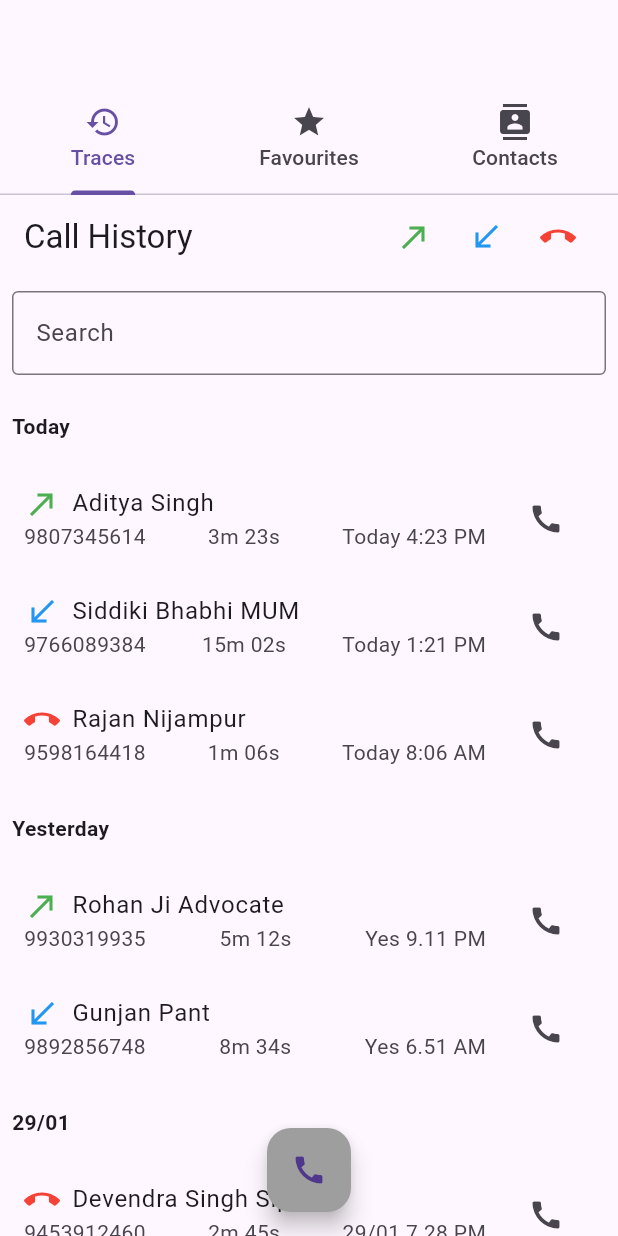
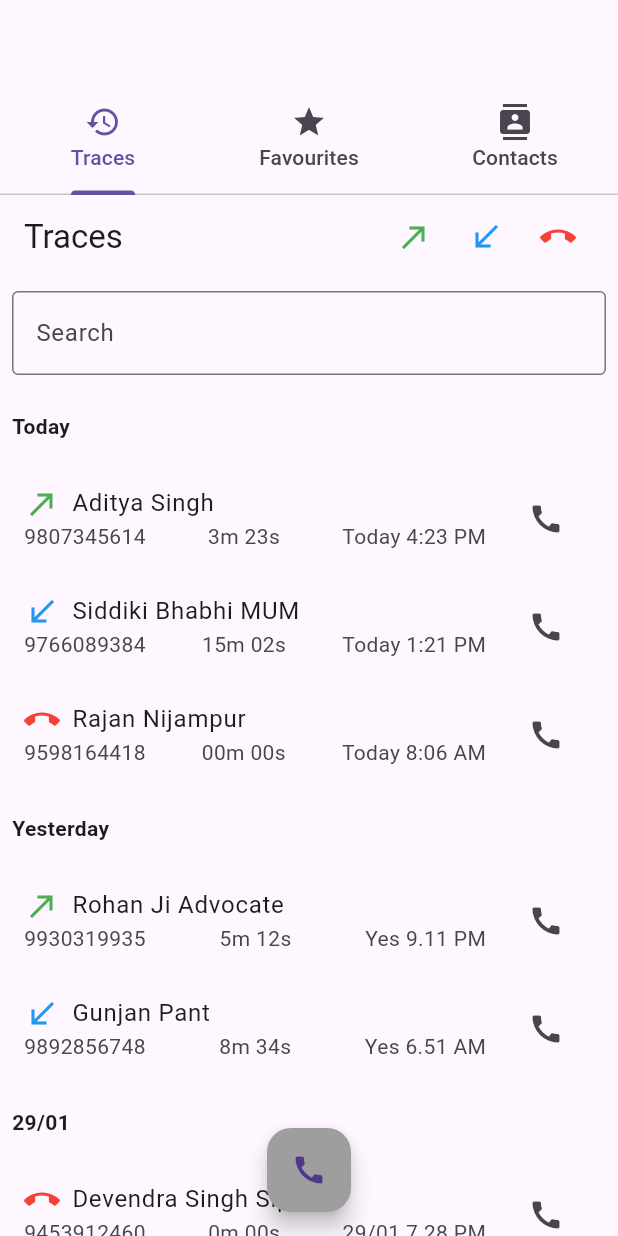
Before and after one commit to srujanbasava/callerapp, a Flutter app: the screen it shows after launch, on a phone screen of 412 x 824 dp. Run offline on Flutter 3.47's test engine with Material 3 defaults, Android fonts, the phone set to English and light mode, and no system bars; our stand-ins replace permission_handler.

Commit message:
history.dart

```diff
--- a/lib/history.dart
+++ b/lib/history.dart
@@ -24,16 +24,16 @@ class _HistoryScreenState extends State<HistoryScreen> {
   final List<Map<String, dynamic>> callHistory = [
     {'Name': 'Aditya Singh', 'Phone Number': '9807345614', 'Duration': '3m 23s', 'Timestamp': 'Today 4:23 PM', 'Status': 'Sent'},
     {'Name': 'Siddiki Bhabhi MUM', 'Phone Number': '9766089384', 'Duration': '15m 02s', 'Timestamp': 'Today 1:21 PM', 'Status': 'Received'},
-    {'Name': 'Rajan Nijampur', 'Phone Number': '9598164418', 'Duration': '1m 06s', 'Timestamp': 'Today 8:06 AM', 'Status': 'Rejected'},
+    {'Name': 'Rajan Nijampur', 'Phone Number': '9598164418', 'Duration': '00m 00s', 'Timestamp': 'Today 8:06 AM', 'Status': 'Rejected'},
     {'Name': 'Rohan Ji Advocate', 'Phone Number': '9930319935', 'Duration': '5m 12s', 'Timestamp': 'Yes 9.11 PM', 'Status': 'Sent'},
     {'Name': 'Gunjan Pant', 'Phone Number': '9892856748', 'Duration': '8m 34s', 'Timestamp': 'Yes 6.51 AM', 'Status': 'Received'},
-    {'Name': 'Devendra Singh Sipahi', 'Phone Number': '9453912460', 'Duration': '2m 45s', 'Timestamp': '29/01 7.28 PM', 'Status': 'Rejected'},
+    {'Name': 'Devendra Singh Sipahi', 'Phone Number': '9453912460', 'Duration': '0m 00s', 'Timestamp': '29/01 7.28 PM', 'Status': 'Rejected'},
     {'Name': 'Jimmy Lab', 'Phone Number': '9820957414', 'Duration': '10m 20s', 'Timestamp': '29/01 3:55 PM', 'Status': 'Sent'},
     {'Name': 'Mayawati Home', 'Phone Number': '5222236838', 'Duration': '6m 08s', 'Timestamp': '28/01 2:15 AM', 'Status': 'Received'},
-    {'Name': 'Piyush Singh U.P.', 'Phone Number': '7505043398', 'Duration': '3m 50s', 'Timestamp': '27/01 1:50 PM', 'Status': 'Rejected'},
+    {'Name': 'Piyush Singh U.P.', 'Phone Number': '7505043398', 'Duration': '0m 00s', 'Timestamp': '27/01 1:50 PM', 'Status': 'Rejected'},
     {'Name': 'Anurag Srivastav', 'Phone Number': '9696837373', 'Duration': '7m 15s', 'Timestamp': '27/01 11:35 AM', 'Status': 'Sent'},
     {'Name': 'Vinod Singh Surat', 'Phone Number': '7567095040', 'Duration': '4m 02s', 'Timestamp': '26/01 3:20 PM', 'Status': 'Received'},
-    {'Name': 'Saline', 'Phone Number': '8051538147', 'Duration': '1m 55s', 'Timestamp': '24/01 2:05 AM', 'Status': 'Rejected'},
+    {'Name': 'Saline', 'Phone Number': '8051538147', 'Duration': '0m 00s', 'Timestamp': '24/01 2:05 AM', 'Status': 'Rejected'},
   ];
 
   List<Map<String, dynamic>> filteredCallHistory = [];
@@ -51,7 +51,7 @@ class _HistoryScreenState extends State<HistoryScreen> {
         title: Row(
           mainAxisAlignment: MainAxisAlignment.spaceBetween,
           children: [
-            Text('Call History'),
+            Text('Traces'),
             Row(
               children: [
                 IconButton(
```
